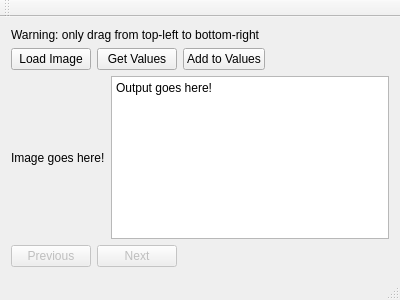
Qt form mainwindow.ui (maarten990/Calibration-Tool) before a commit.
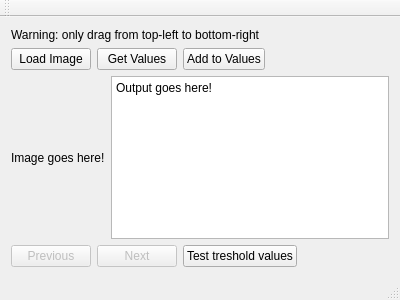
The same form after that commit. Custom widgets are drawn as their Qt base class.

Commit message: first implemented the button

Patch:
```diff
--- a/mainwindow.ui
+++ b/mainwindow.ui
@@ -103,6 +103,13 @@
         </property>
        </widget>
       </item>
+      <item>
+       <widget class="QPushButton" name="button_thresh">
+        <property name="text">
+         <string>Test treshold values</string>
+        </property>
+       </widget>
+      </item>
       <item>
        <spacer name="horizontalSpacer_2">
         <property name="orientation">
```
The commit also changes 4 other files.
